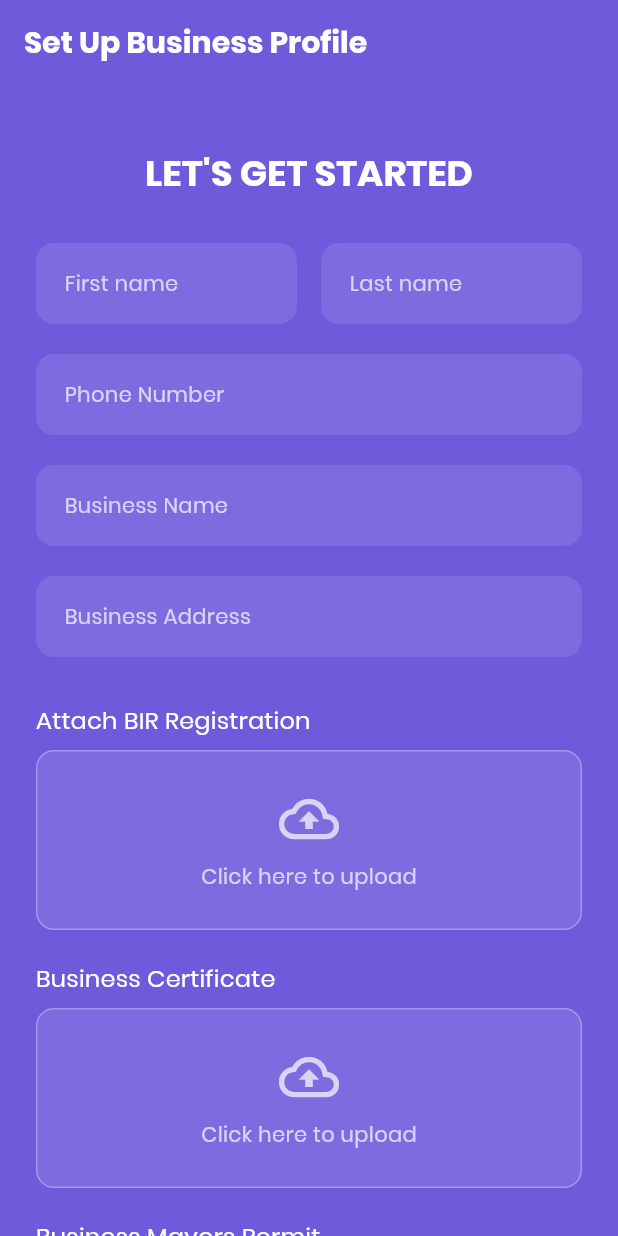
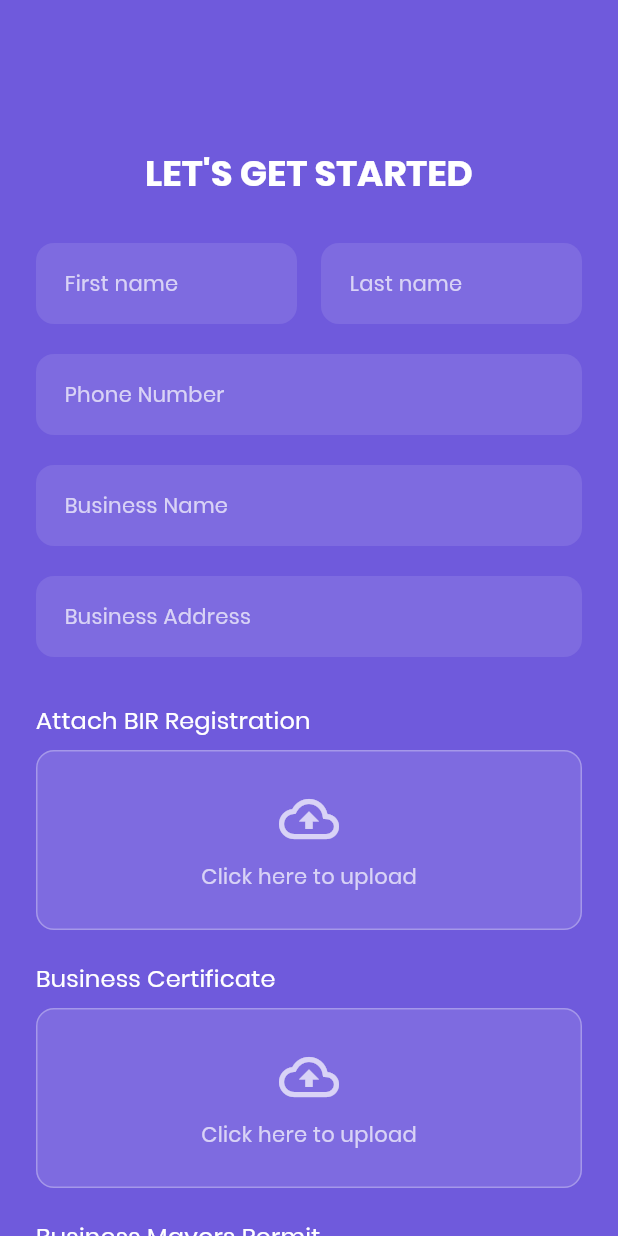
Before and after one commit to Theodore-Ross-18/Laundry-Scout, a Flutter app: the SetBusinessInfoScreen screen opened directly, after a tap on "Next", after a tap on "Skip", on a phone screen of 412 x 824 dp. Run offline on Flutter 3.47's test engine with Material 3 defaults, Android fonts, the phone set to English and light mode, and no system bars; our stand-ins replace flutter_dotenv, supabase_flutter; accounts and stored records are empty.

Commit message:
EMP Titles

```diff
--- a/laundry_scout/lib/screens/users/set_businessinfo.dart
+++ b/laundry_scout/lib/screens/users/set_businessinfo.dart
@@ -121,7 +121,7 @@ class _SetBusinessInfoScreenState extends State<SetBusinessInfoScreen> {
       // appBar uses theme's scaffoldBackgroundColor by default if not overridden
       appBar: AppBar(
         automaticallyImplyLeading: false, // Add this line
-        title: Text(_showForm ? 'Set Up Business Profile' : 'Welcome to Laundry Scout'),
+        title: const Text(''), // Empty title
         actions: _showForm
             ? null
             : [
--- a/laundry_scout/lib/screens/users/set_userinfo.dart
+++ b/laundry_scout/lib/screens/users/set_userinfo.dart
@@ -256,7 +256,7 @@ class _SetUserInfoScreenState extends State<SetUserInfoScreen> {
     return Scaffold(
       appBar: AppBar(
         automaticallyImplyLeading: false, // Add this line
-        title: Text(_showForm ? 'Setting Profile Info' : 'Laundry Scout'),
+        title: const Text(''), // Empty title
         actions: _showForm
             ? null // No actions on the form page
             : [
```
